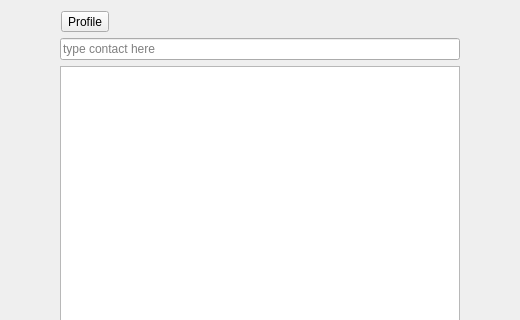
sumstragol/Stragol-Chat-app, file src/chat/client/uis/menu.ui: the form before one commit; both pictures show x 0 to 520 and y 0 to 320 of the 520 by 760 pixel window.
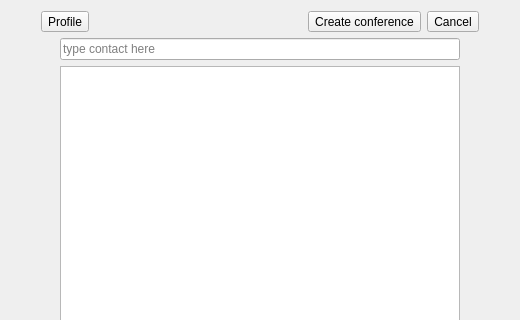
The form after the commit.

Commit message: conferences, refreshed adding new users, small fixes

```diff
--- a/src/chat/client/uis/menu.ui
+++ b/src/chat/client/uis/menu.ui
@@ -137,6 +137,20 @@
        </property>
       </spacer>
      </item>
+     <item>
+      <widget class="QToolButton" name="button_create_conference">
+       <property name="text">
+        <string>Create conference</string>
+       </property>
+      </widget>
+     </item>
+     <item>
+      <widget class="QToolButton" name="button_cancel_conference_create">
+       <property name="text">
+        <string>Cancel</string>
+       </property>
+      </widget>
+     </item>
      <item>
       <spacer name="horizontalSpacer">
        <property name="orientation">
```
The commit also changes 29 other files.
